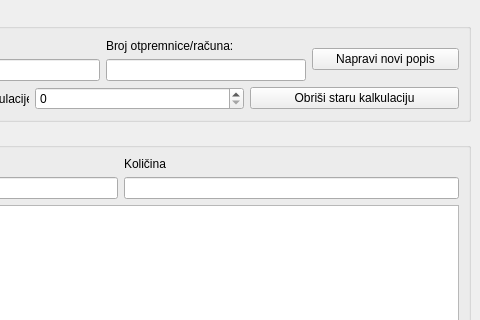
The window that formakalkulacije.ui (s-pab/Commercium) describes before a commit, drawn with Qt 5; both pictures show x 580 to 1060 and y 0 to 320 of the 1060 by 753 pixel window.
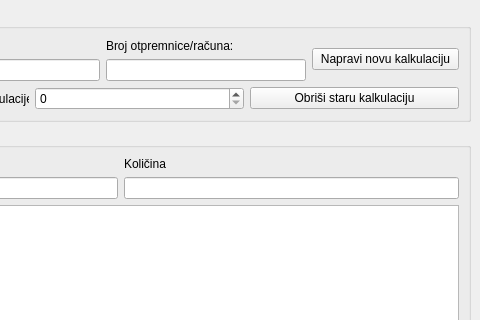
The same window after the commit.

```diff
--- a/formakalkulacije.ui
+++ b/formakalkulacije.ui
@@ -253,7 +253,7 @@
            <item>
             <widget class="QPushButton" name="pushButton_7">
              <property name="text">
-              <string>Napravi novi popis</string>
+              <string>Napravi novu kalkulaciju</string>
              </property>
             </widget>
            </item>
```
